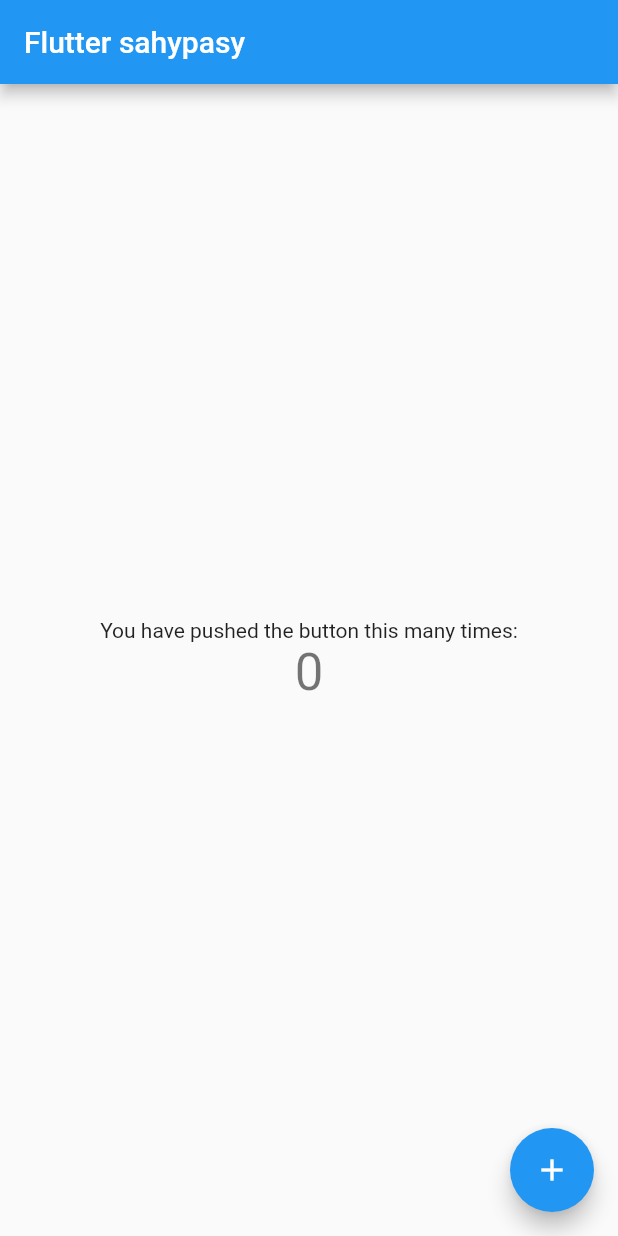
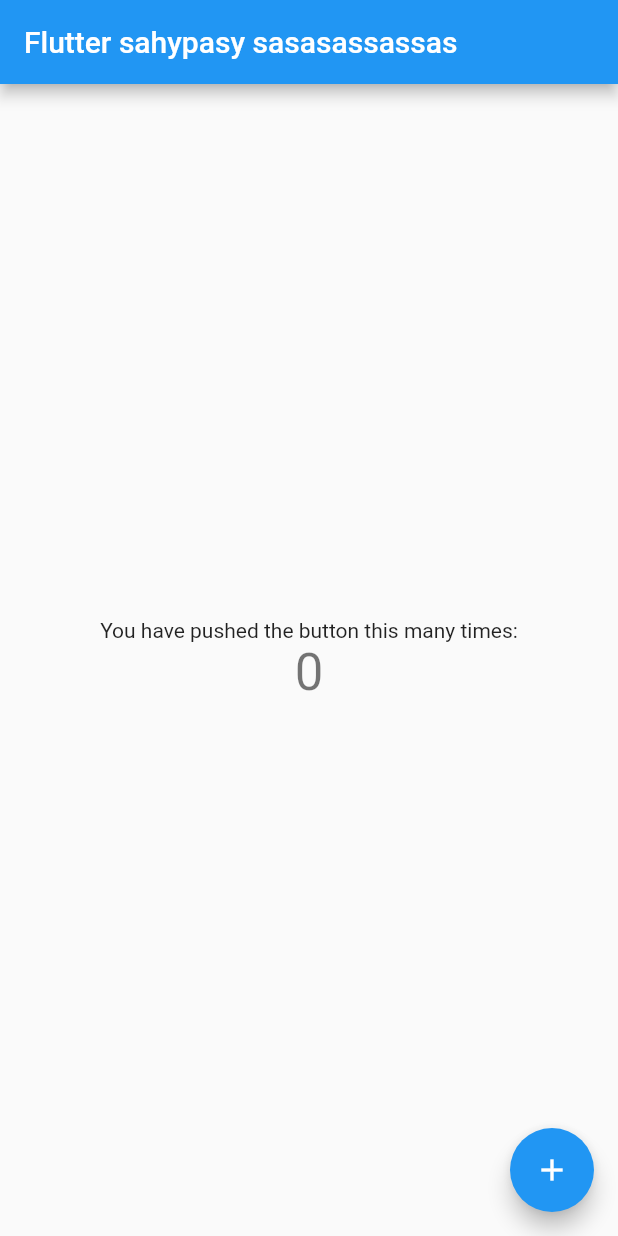
Before and after one commit to Atabek-apk/test, a Flutter app: the screen it shows after launch, on a phone screen of 412 x 824 dp. Run offline on Flutter 3.47's test engine with Material 2 defaults, Android fonts, the phone set to English and light mode, and no system bars.

Commit message:
Update main.dart

```diff
--- a/lib/main.dart
+++ b/lib/main.dart
@@ -26,7 +26,7 @@ class MyApp extends StatelessWidget {
         // closer together (more dense) than on mobile platforms.
         visualDensity: VisualDensity.adaptivePlatformDensity,
       ),
-      home: MyHomePage(title: 'Flutter sahypasy'),
+      home: MyHomePage(title: 'Flutter sahypasy sasasassassas'),
     );
   }
 }
```
